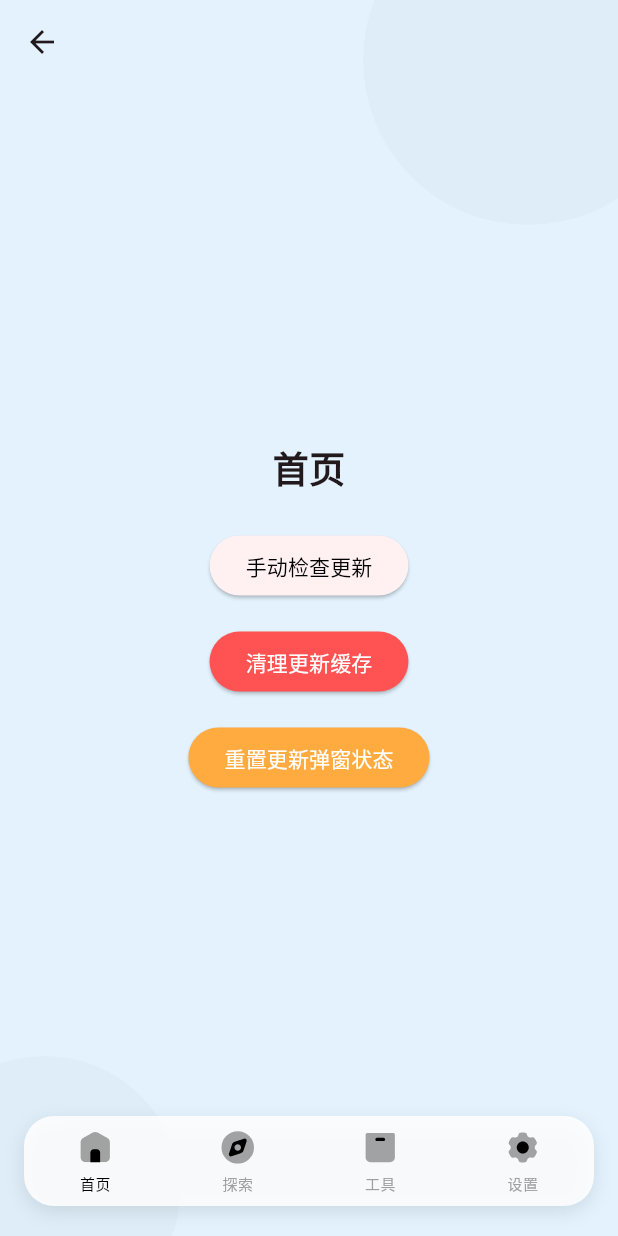
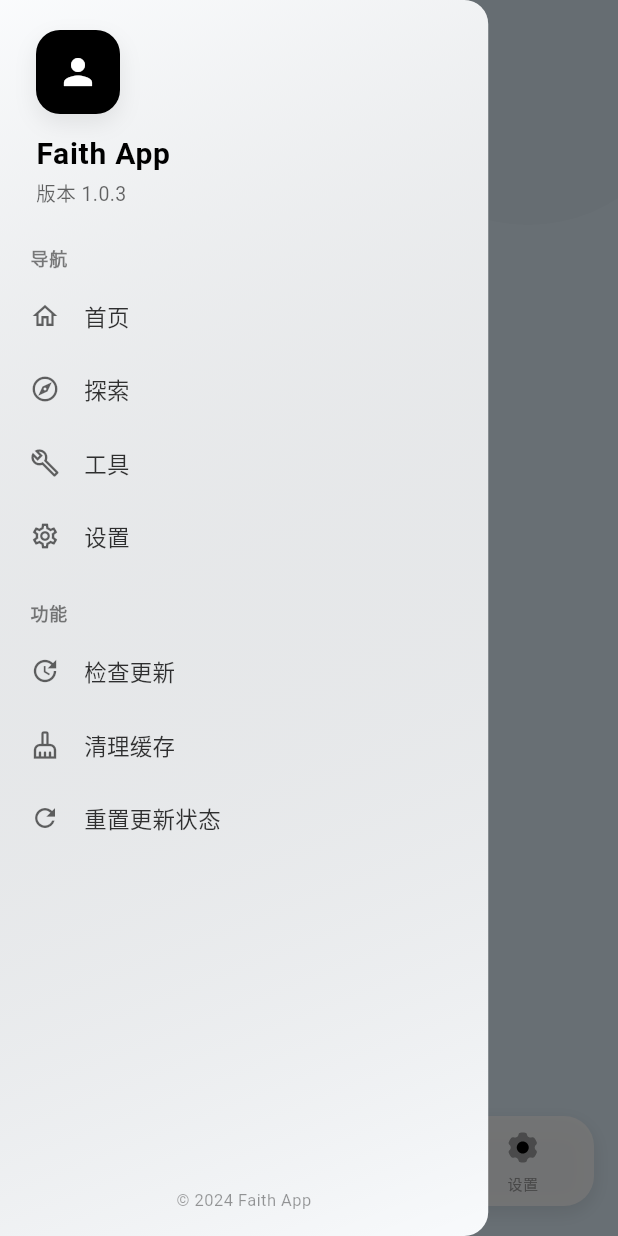
Before and after one commit to GX88/Faith, a Flutter app: the BottomNavigationBarPage screen opened by its route, with the side drawer open (before the commit the screen has no drawer), on a phone screen of 412 x 824 dp. Run offline on Flutter 3.47's test engine with Material 3 defaults, Android fonts, the phone set to English and light mode, and no system bars; drawn by our look-alikes of pull_to_refresh; our stand-ins replace dio, flutter_screenutil, flutter_svg, get, hive, hive_flutter and 5 more; missing offline and left inert: flutter_displaymode, flutter_downloader, local_auth_android; accounts and stored records are empty; statements that could not run were skipped.

Commit message:
格式化代码；修复警告

```diff
--- /dev/null
+++ b/lib/comm/ui/drawer/common_drawer.dart
@@ -0,0 +1,291 @@
+import 'package:flutter/material.dart';
+import 'package:get/get.dart';
+
+import '../../../pages/home/controller/home_controller.dart';
+import '../../../pages/nav/views/bottom_navigation_bar.dart';
+import '../../../utils/update_utils.dart';
+
+/// 全局侧边栏抽屉组件
+class GlobalDrawer extends StatelessWidget {
+  const GlobalDrawer({super.key});
+
+  @override
+  Widget build(BuildContext context) {
+    return SizedBox(
+      width: MediaQuery.of(context).size.width * 0.79, // 侧边栏宽度设置为屏幕宽度的75%
+      child: Drawer(
+        backgroundColor: const Color.fromARGB(255, 248, 250, 252),
+        child: Stack(
+          children: [
+            // 简洁的渐变背景
+            Container(
+              decoration: BoxDecoration(
+                gradient: LinearGradient(
+                  begin: Alignment.topLeft,
+                  end: Alignment.bottomRight,
+                  colors: [
+                    Colors.white.withValues(alpha: 0.3),
+                    Colors.transparent,
+                  ],
+                ),
+              ),
+            ),
+            // 主要内容 - 使用SafeArea包裹整个内容
+            SafeArea(
+              child: Column(
+                children: [
+                  // 头部区域 - 使用灵活高度
+                  Container(
+                    width: double.infinity,
+                    decoration: const BoxDecoration(color: Colors.transparent),
+                    child: Padding(
+                      padding: const EdgeInsets.fromLTRB(24, 20, 24, 16),
+                      child: Column(
+                        crossAxisAlignment: CrossAxisAlignment.start,
+                        children: [
+                          // 用户头像
+                          Container(
+                            width: 56,
+                            height: 56,
+                            decoration: BoxDecoration(
+                              color: Colors.black,
+                              borderRadius: BorderRadius.circular(16),
+                              boxShadow: [
+                                BoxShadow(
+                                  color: const Color.fromRGBO(0, 0, 0, 0.08),
+                                  blurRadius: 12,
+                                  offset: const Offset(0, 6),
+                                ),
+                              ],
+                            ),
+                            child: const Icon(
+                              Icons.person,
+                              size: 28,
+                              color: Colors.white,
+                            ),
+                          ),
+                          const SizedBox(height: 12),
+                          const Text(
+                            'Faith App',
+                            style: TextStyle(
+                              color: Colors.black,
+                              fontSize: 20,
+                              fontWeight: FontWeight.w600,
+                              letterSpacing: 0.5,
+                            ),
+                          ),
+                          const SizedBox(height: 2),
+                          const Text(
+                            '版本 1.0.3',
+                            style: TextStyle(
+                              color: Color.fromRGBO(0, 0, 0, 0.6),
+                              fontSize: 13,
+                              letterSpacing: 0.3,
+                            ),
+                          ),
+                        ],
+                      ),
+                    ),
+                  ),
+                  // 菜单项 - 使用Expanded确保不溢出
+                  Expanded(
+                    child: Padding(
+                      padding: const EdgeInsets.symmetric(horizontal: 16),
+                      child: ListView(
+                        padding: EdgeInsets.zero,
+                        children: [
+                          const SizedBox(height: 8),
+                          // 导航菜单组
+                          _buildMenuSection('导航', [
+                            _buildDrawerItem(
+                              context,
+                              icon: Icons.home_outlined,
+                              title: '首页',
+                              onTap: () {
+                                Navigator.pop(context);
+                                final controller =
+                                    Get.find<BottomNavController>();
+                                controller.onTabTapped(0);
+                              },
+                            ),
+                            _buildDrawerItem(
+                              context,
+                              icon: Icons.explore_outlined,
+                              title: '探索',
+                              onTap: () {
+                                Navigator.pop(context);
+                                final controller =
+                                    Get.find<BottomNavController>();
+                                controller.onTabTapped(1);
+                              },
+                            ),
+                            _buildDrawerItem(
+                              context,
+                              icon: Icons.build_outlined,
+                              title: '工具',
+                              onTap: () {
+                                Navigator.pop(context);
+                                final controller =
+                                    Get.find<BottomNavController>();
+                                controller.onTabTapped(2);
+                              },
+                            ),
+                            _buildDrawerItem(
+                              context,
+                              icon: Icons.settings_outlined,
+                              title: '设置',
+                              onTap: () {
+                                Navigator.pop(context);
+                                final controller =
+                                    Get.find<BottomNavController>();
+                                controller.onTabTapped(3);
+                              },
+                            ),
+                          ]),
+                          const SizedBox(height: 16),
+                          // 功能菜单组
+                          _buildMenuSection('功能', [
+                            _buildDrawerItem(
+                              context,
+                              icon: Icons.update_outlined,
+                              title: '检查更新',
+                              onTap: () {
+                                Navigator.pop(context);
+                                try {
+                                  final homeController =
+                                      Get.find<HomeController>();
+                                  homeController.manualCheckUpdate();
+                                } catch (e) {
+                                  // 如果HomeController不存在，直接调用更新方法
+                                  AppUpdateTool.to.checkUpdate();
+                                }
+                              },
+                            ),
+                            _buildDrawerItem(
+                              context,
+                              icon: Icons.cleaning_services_outlined,
+                              title: '清理缓存',
+                              onTap: () async {
+                                Navigator.pop(context);
+                                final result = await AppUpdateTool.to
+                                    .cleanDownloadDir();
+                                if (result) {
+                                  Get.snackbar('清理成功', 'Updates文件夹已删除');
+                                } else {
+                                  Get.snackbar('清理提示', 'Updates文件夹不存在或清理失败');
+                                }
+                              },
+                            ),
+                            _buildDrawerItem(
+                              context,
+                              icon: Icons.refresh_outlined,
+                              title: '重置更新状态',
+                              onTap: () {
+                                Navigator.pop(context);
+                                try {
+                                  final homeController =
+                                      Get.find<HomeController>();
+                                  homeController.resetUpdateDialogState();
+                                } catch (e) {
+                                  Get.snackbar('提示', '重置更新状态失败');
+                                }
+                              },
+                            ),
+                          ]),
+                        ],
+                      ),
+                    ),
+                  ),
+                  // 底部信息 - 减少padding避免溢出
+                  Container(
+                    padding: const EdgeInsets.fromLTRB(20, 12, 20, 16),
+                    child: const Text(
+                      '© 2024 Faith App',
+                      style: TextStyle(
+                        color: Color.fromRGBO(0, 0, 0, 0.4),
+                        fontSize: 11,
+                        letterSpacing: 0.3,
+                      ),
+                      textAlign: TextAlign.center,
+                    ),
+                  ),
+                ],
+              ),
+            ),
+          ],
+        ),
+      ),
+    );
+  }
+
+  /// 构建菜单分组
+  Widget _buildMenuSection(String title, List<Widget> items) {
+    return Column(
+      crossAxisAlignment: CrossAxisAlignment.start,
+      children: [
+        Padding(
+          padding: const EdgeInsets.only(left: 4, bottom: 8),
+          child: Text(
+            title,
+            style: const TextStyle(
+              color: Color.fromRGBO(0, 0, 0, 0.5),
+              fontSize: 12,
+              fontWeight: FontWeight.w600,
+              letterSpacing: 0.5,
+            ),
+          ),
+        ),
+        // 平面设计，移除卡片样式
+        Column(
+          children: items.map((item) =>
+            Padding(
+              padding: const EdgeInsets.only(bottom: 4),
+              child: item,
+            )
+          ).toList(),
+        ),
+      ],
+    );
+  }
+
+  /// 构建侧边栏菜单项
+  Widget _buildDrawerItem(
+    BuildContext context, {
+    required IconData icon,
+    required String title,
+    required VoidCallback onTap,
+  }) {
+    return Material(
+      color: Colors.transparent,
+      child: InkWell(
+        onTap: onTap,
+        child: Container(
+          padding: const EdgeInsets.symmetric(horizontal: 4, vertical: 12),
+          child: Row(
+            children: [
+              // 简洁图标，无背景
+              Icon(
+                icon,
+                size: 20,
+                color: const Color.fromRGBO(0, 0, 0, 0.6),
+              ),
+              const SizedBox(width: 16),
+              // 标题
+              Expanded(
+                child: Text(
+                  title,
+                  style: const TextStyle(
+                    fontSize: 15,
+                    fontWeight: FontWeight.w400,
+                    color: Color.fromRGBO(0, 0, 0, 0.8),
+                    letterSpacing: 0.2,
+                  ),
+                ),
+              ),
+            ],
+          ),
+        ),
+      ),
+    );
+  }
+}
--- a/lib/pages/home/views/index.dart
+++ b/lib/pages/home/views/index.dart
@@ -4,6 +4,7 @@ import 'package:get/get.dart';
 
 import '../../../utils/smart_status_bar.dart';
 import '../controller/home_controller.dart';
+import '../../nav/views/bottom_navigation_bar.dart';
 
 class HomePage extends StatefulWidget {
   const HomePage({super.key});
@@ -35,7 +36,22 @@ class _HomePageState extends State<HomePage> with SmartStatusBarMixin {
         backgroundColor: const Color(0xFFE3F2FD), // 淡蓝色，主色调更明显
         extendBodyBehindAppBar: true,
         extendBody: true,
-        appBar: AppBar(backgroundColor: Colors.transparent, elevation: 0),
+        appBar: AppBar(
+          backgroundColor: Colors.transparent,
+          elevation: 0,
+          leading: IconButton(
+            icon: const Icon(Icons.menu, color: Colors.black87, size: 28),
+            onPressed: () {
+              // 使用全局Scaffold的Key来打开侧边栏
+              globalScaffoldKey.currentState?.openDrawer();
+            },
+            style: IconButton.styleFrom(
+              backgroundColor: Colors.transparent,
+              splashFactory: NoSplash.splashFactory,
+              highlightColor: Colors.transparent,
+            ),
+          ),
+        ),
         body: Stack(
           children: [
             // 背景装饰
--- a/lib/pages/nav/views/bottom_navigation_bar.dart
+++ b/lib/pages/nav/views/bottom_navigation_bar.dart
@@ -3,6 +3,7 @@ import 'package:flutter/material.dart';
 import 'package:get/get.dart';
 import 'package:lottie/lottie.dart';
 
+import '../../../comm/ui/drawer/common_drawer.dart';
 import '../../explore/views/index.dart';
 import '../../home/views/index.dart';
 import '../../settings/views/index.dart';
@@ -25,6 +26,9 @@ class BottomNavController extends GetxController {
     selectedIndex.value = index;
   }
 }
+
+/// 全局Scaffold的Key，用于在其他页面中访问侧边栏
+final GlobalKey<ScaffoldState> globalScaffoldKey = GlobalKey<ScaffoldState>();
 
 /// 底部导航栏页面
 class BottomNavigationBarPage extends StatefulWidget {
@@ -166,6 +170,8 @@ class _BottomNavigationBarPageState extends State<BottomNavigationBarPage>
         }
       }
       return Scaffold(
+        key: globalScaffoldKey,
+        drawer: const GlobalDrawer(),
         extendBody: true, // 允许内容延伸到bottomNavigationBar区域
         body: Stack(
           children: [
```
